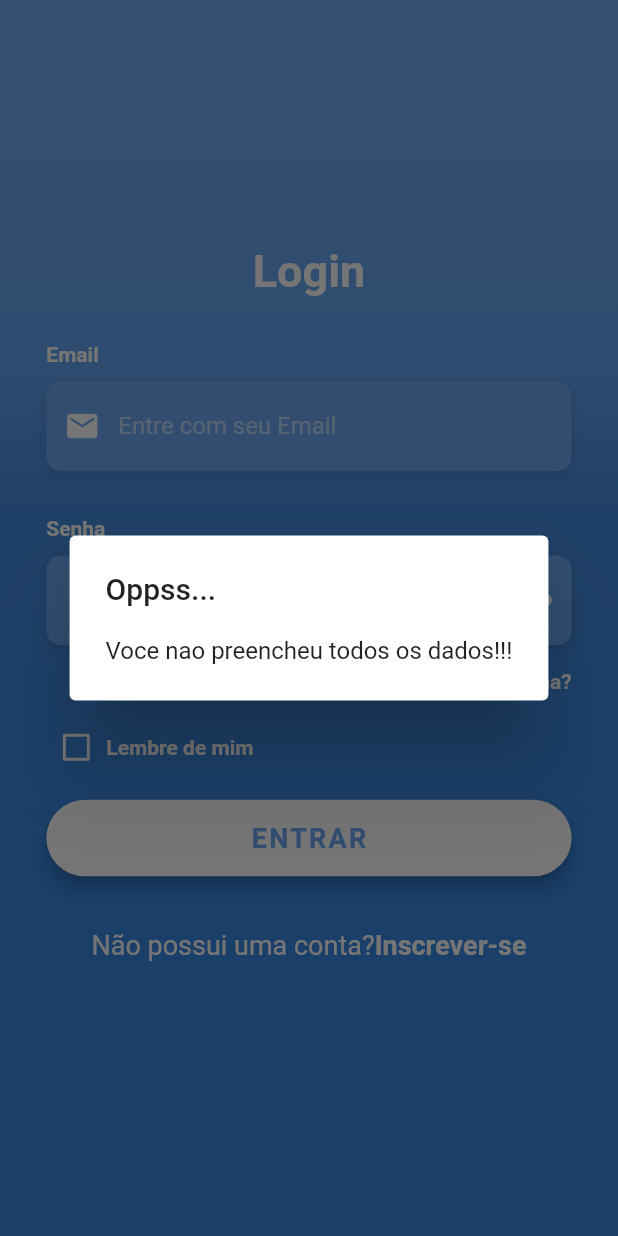
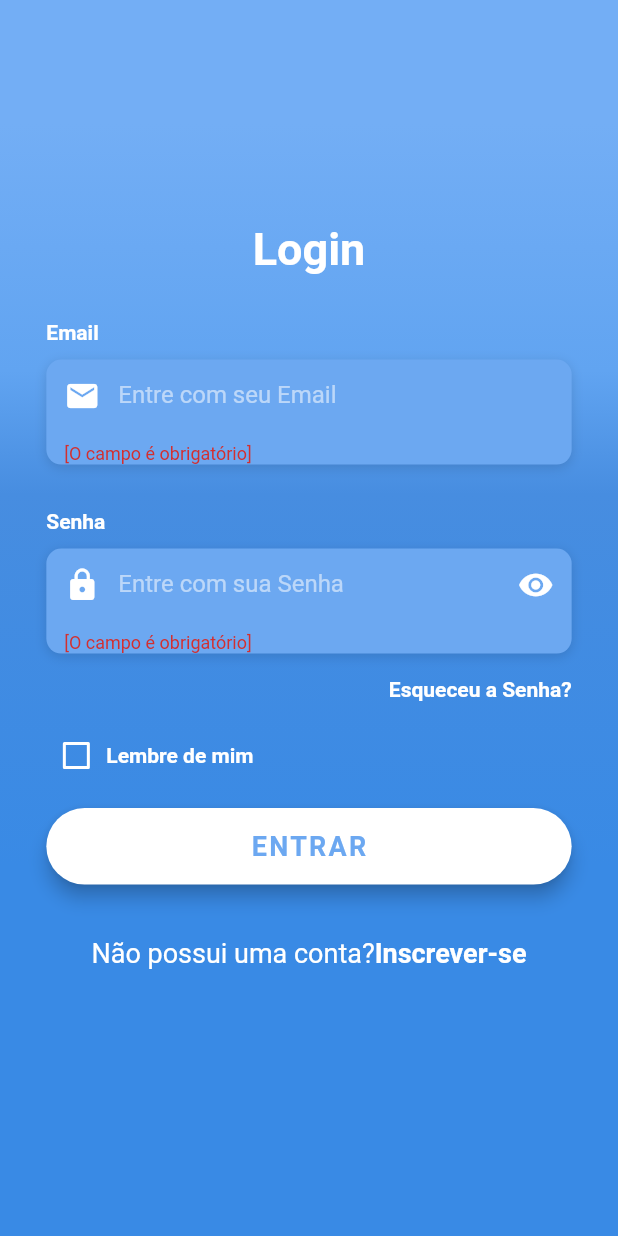
Before and after one commit to Maxleco/modulo_login, a Flutter app: the screen it shows after launch, after a tap on "LOGIN", after a tap on "ENTRAR", on a phone screen of 412 x 824 dp. Run offline on Flutter 3.47's test engine with Material 2 defaults, Android fonts, the phone set to English and light mode, and no system bars; our stand-ins replace flutter_mobx, flutter_modular, font_awesome_flutter, google_fonts, mobx; generated files the repository leaves out were written again; Roboto replaces fonts that are missing (OpenSans).

Commit message:
Add validação do Login

```diff
--- a/lib/app/modules/auth/auth_controller.dart
+++ b/lib/app/modules/auth/auth_controller.dart
@@ -1,3 +1,4 @@
+import 'package:flutter/material.dart';
 import 'package:mobx/mobx.dart';
 import 'package:flutter_modular/flutter_modular.dart';
 
@@ -12,8 +13,13 @@ abstract class _AuthControllerBase with Store {
 
   @action
   void entrar({String email, String senha}) {
-      //  _authStore
-      //     .setUser(UsuarioModel(email, senha));
-      Modular.to.pushNamedAndRemoveUntil("/", (_) => false);
+    //  _authStore
+    //     .setUser(UsuarioModel(email, senha));
+    // Modular.to.showDialog(builder: (_) {
+    //   return AlertDialog(
+    //     content: CircularProgressIndicator(),
+    //   );
+    // });
+    Modular.to.pushNamedAndRemoveUntil("/", (_) => false);
   }
 }
--- a/lib/app/modules/auth/auth_module.dart
+++ b/lib/app/modules/auth/auth_module.dart
@@ -1,4 +1,5 @@
 import 'package:modulo_login/app/modules/auth/pages/login/login_page.dart';
+import 'package:modulo_login/app/modules/auth/submodules/cadastro/cadastro_module.dart';
 
 import 'auth_controller.dart';
 import 'package:flutter_modular/flutter_modular.dart';
@@ -18,8 +19,8 @@ class AuthModule extends ChildModule {
   @override
   List<ModularRouter> get routers => [
         ModularRouter(Modular.initialRoute, child: (_, args) => AuthPage()),
-        ModularRouter("/login", child: (_, args) => LoginPage()),
-        // ModularRouter("/cadastro", child: (_, args) => ()),
+        ModularRouter("/login", child: (_, args) => LoginPage(), transition: TransitionType.fadeIn),
+        ModularRouter("/cadastro", module: CadastroModule(), transition: TransitionType.leftToRight),
       ];
 
   static Inject get to => Inject<AuthModule>.of();
--- a/lib/app/modules/auth/pages/login/login_controller.dart
+++ b/lib/app/modules/auth/pages/login/login_controller.dart
@@ -13,32 +13,52 @@ abstract class _LoginControllerBase extends Disposable with Store {
     this.checkLembraDeMim = false;
   }
 
+  final formKey = GlobalKey<FormState>();
   var emailController = TextEditingController();
   var senhaController = TextEditingController();
 
+  //TextField Error
+  @observable
+  bool isError = false;
+
+  @action
+  setError(bool value) => this.isError = value;
+
+  //Loading
+  @observable
+  bool isLoading = false;
+
+  @action
+  setLoading(bool value) => this.isLoading = value;
+
+  //Lembra de min
   @observable
   bool checkLembraDeMim;
 
   @action
   setLembraDeMim(bool value) => checkLembraDeMim = value;
 
+  //Entrar
+  @action
   void logar() {
-    if (emailController.text != null &&
-        emailController.text != "" &&
-        senhaController.text != null &&
-        senhaController.text != "") {
+    if (formKey.currentState.validate()) {
+      this.setError(false);
+      this.setLoading(true);
       authController.entrar(
         email: emailController.text.toLowerCase(),
         senha: senhaController.text,
       );
-    } else {
-      Modular.to.showDialog(
-        builder: (context) => AlertDialog(
-          content: Text("Voce nao preencheu todos os dados!!!"),
-          title: Text("Oppss..."),
-        ),
-      );
     }
+    else{
+      this.setLoading(false);
+      this.isError = true;
+    }
+    // Modular.to.showDialog(
+    //   builder: (context) => AlertDialog(
+    //     content: Text("Voce nao preencheu todos os dados!!!"),
+    //     title: Text("Oppss..."),
+    //   ),
+    // );
   }
 
   @override
--- a/lib/app/modules/auth/pages/login/login_page.dart
+++ b/lib/app/modules/auth/pages/login/login_page.dart
@@ -54,9 +54,12 @@ class _LoginPageState extends ModularState<LoginPage, LoginController> {
                     horizontal: size.width * 0.075,
                     // vertical: size.height * 0.10,
                   ),
+                  child: Form(
+                    key: controller.formKey,
                     child: Column(
                       crossAxisAlignment: CrossAxisAlignment.center,
-                    mainAxisAlignment: MainAxisAlignment.center,
+                      mainAxisAlignment: MainAxisAlignment.spaceBetween,
+                      mainAxisSize: MainAxisSize.max,
                       children: <Widget>[
                         Text(
                           "Login",
@@ -68,15 +71,40 @@ class _LoginPageState extends ModularState<LoginPage, LoginController> {
                           ),
                         ),
                         SizedBox(height: 30.0),
-                      CustomTextFieldAuth(
+                        //--------------------------------
+                        Column(
+                          children: <Widget>[
+                            Observer(builder: (_) {
+                              bool isError = controller.isError;
+                              return CustomTextFieldAuth(
+                                height: isError ? 70.0 : 60.0,
                                 controller: controller.emailController,
+                                textInputAction: TextInputAction.next,
+                                onFieldSubmitted: (String value) {
+                                  FocusScopeNode currentFocus =
+                                      FocusScope.of(context);
+                                  currentFocus.nextFocus();
+                                },
                                 label: "Email",
                                 hint: "Entre com seu Email",
                                 icon: Icons.email,
                                 textInputType: TextInputType.emailAddress,
-                      ),
+                                validator: (String value) {
+                                  if (value.isEmpty) {
+                                    return "    [O campo é obrigatório]";
+                                  }
+                                  if (value.contains("@") == false ||
+                                      value.length < 4) {
+                                    return "    [Email Inválido]";
+                                  }
+                                  return null;
+                                },
+                              );
+                            }),
                             SizedBox(height: 30.0),
-                      CustomTextFieldAuth(
+                            Observer(builder: (_) {
+                              return CustomTextFieldAuth(
+                                height: controller.isError ? 70.0 : 60.0,
                                 controller: controller.senhaController,
                                 label: "Senha",
                                 hint: "Entre com sua Senha",
@@ -87,7 +115,17 @@ class _LoginPageState extends ModularState<LoginPage, LoginController> {
                                     obscureText = !obscureText;
                                   });
                                 },
-                      ),
+                                validator: (String value) {
+                                  if (value.isEmpty) {
+                                    return "    [O campo é obrigatório]";
+                                  }
+                                  if (value.length < 3 || value.length > 12) {
+                                    return "    [Senha Inválido]";
+                                  }
+                                  return null;
+                                },
+                              );
+                            }),
                             CustomFlatButtonAuth(
                               align: Alignment.topRight,
                               text: "Esqueceu a Senha?",
@@ -103,9 +141,27 @@ class _LoginPageState extends ModularState<LoginPage, LoginController> {
                               text: "ENTRAR",
                               onPressed: controller.logar,
                             ),
-                      //--------------------------
+                          ],
+                        ),
+                        //----------------------------------------
                         SizedBox(height: size.height * 0.025),
-                      GestureDetector(
+                        Container(
+                          height: 50.0,
+                          child: Observer(builder: (_) {
+                            bool loading = controller.isLoading;
+                            return loading
+                                ? Padding(
+                                    padding: const EdgeInsets.symmetric(
+                                        vertical: 2.0),
+                                    child: Center(
+                                      child: CircularProgressIndicator(
+                                        valueColor:
+                                            AlwaysStoppedAnimation<Color>(
+                                                Colors.white70),
+                                      ),
+                                    ),
+                                  )
+                                : GestureDetector(
                                     onTap: () {},
                                     child: RichText(
                                       text: TextSpan(
@@ -129,9 +185,12 @@ class _LoginPageState extends ModularState<LoginPage, LoginController> {
                                         ],
                                       ),
                                     ),
+                                  );
+                          }),
                         ),
-                      SizedBox(height: 20),
+                        //--------------------------
                       ],
+                    ),
                   ),
                 ),
               ),
--- a/lib/app/modules/auth/widgets/CustomTextFieldAuth.dart
+++ b/lib/app/modules/auth/widgets/CustomTextFieldAuth.dart
@@ -2,14 +2,19 @@ import 'package:flutter/material.dart';
 import '../../auth/utils/StylesTexts.dart';
 
 class CustomTextFieldAuth extends StatelessWidget {
+  final double height;
   final TextEditingController controller;
   final String label;
   final Color color;
   final TextInputType textInputType;
+  final TextInputAction textInputAction;
+  final Function(String) onFieldSubmitted;
   final IconData icon;
   final String hint;
   final bool isPass;
   final Function onPressedVisiblePass;
+  final Function(String) onSaved;
+  final String Function(String) validator;
 
   const CustomTextFieldAuth({
     @required this.controller,
@@ -17,9 +22,14 @@ class CustomTextFieldAuth extends StatelessWidget {
     @required this.label,
     this.hint,
     this.textInputType = TextInputType.text,
+    this.textInputAction,
+    this.onFieldSubmitted,
     this.color = Colors.white,
     this.isPass = false,
     this.onPressedVisiblePass,
+    this.onSaved,
+    this.validator,
+    @required this.height,
   });
 
   @override
@@ -35,17 +45,22 @@ class CustomTextFieldAuth extends StatelessWidget {
         Container(
           alignment: Alignment.centerLeft,
           decoration: kBoxDecorationStyle,
-          height: 60.0,
-          child: TextField(
+          height: this.height,
+          child: TextFormField(
             controller: this.controller,
             obscureText: this.isPass,
             keyboardType: this.textInputType,
+            textInputAction: this.textInputAction,
+            onFieldSubmitted: this.onFieldSubmitted,
             cursorColor: Colors.grey,
+            onSaved: this.onSaved,
+            validator: this.validator,
             style: TextStyle(
               color: this.color,
               fontFamily: "OpenSans",
             ),
             decoration: InputDecoration(
+
               border: InputBorder.none,
               contentPadding: const EdgeInsets.only(top: 14.0),
               prefixIcon: Icon(
```
Also changed, not shown: lib/app/modules/auth/pages/login/login_controller.g.dart. Lines whose indentation alone changed are shown as unchanged.
